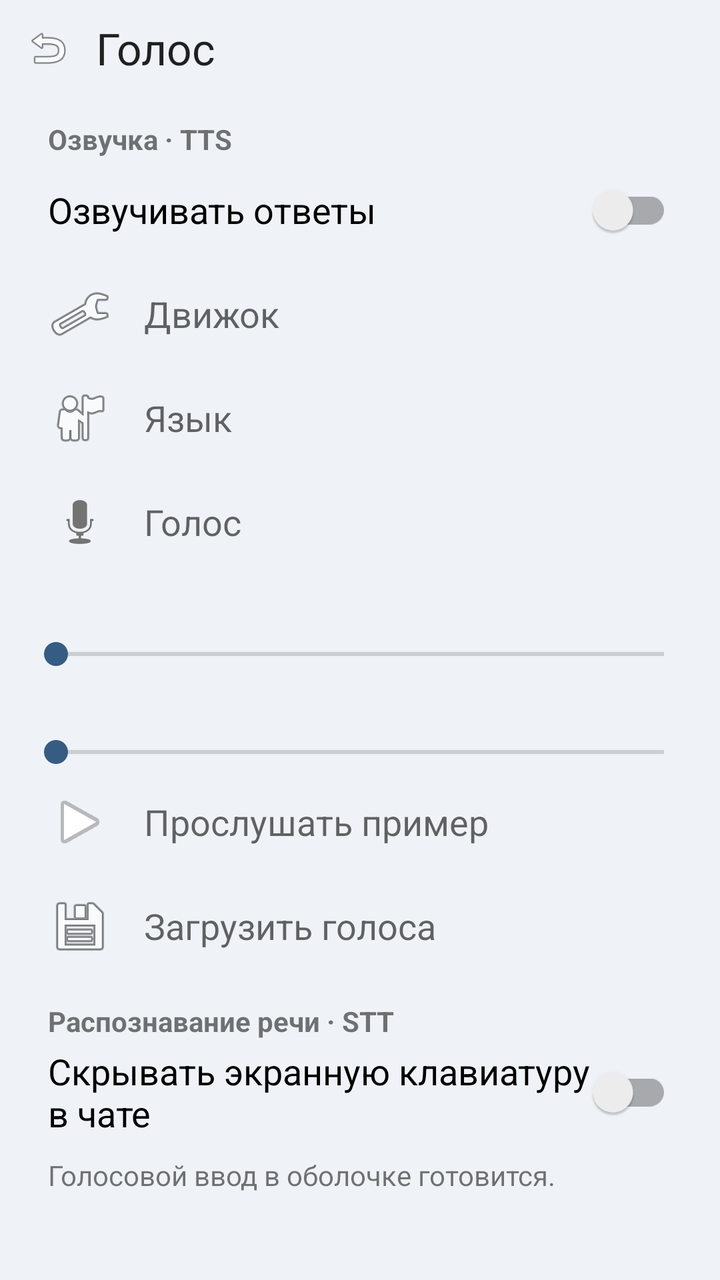
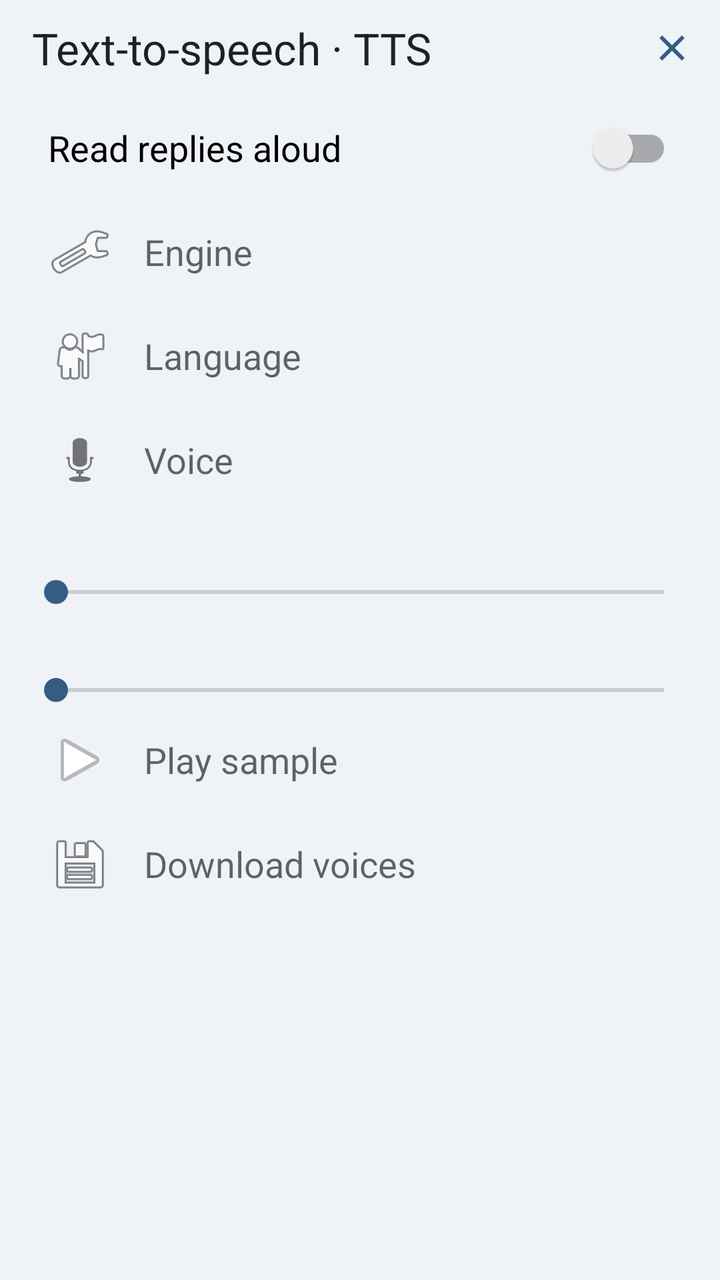

The first picture is an Android layout as it rendered before a commit; the second is the same layout after the commit. The layout source and the unified diff follow.
<!-- AndroidManifest.xml: application theme Theme.AILamp -->
<!-- res/layout/activity_tts_settings.xml -->
<?xml version="1.0" encoding="utf-8"?>
<LinearLayout xmlns:android="http://schemas.android.com/apk/res/android"
    android:layout_width="match_parent"
    android:layout_height="match_parent"
    android:background="@color/shell_surface"
    android:orientation="vertical">

    <LinearLayout
        android:layout_width="match_parent"
        android:layout_height="wrap_content"
        android:gravity="center_vertical"
        android:orientation="horizontal">

        <ImageButton
            android:id="@+id/voice_back"
            style="@style/EditorAction"
            android:contentDescription="Назад к чату"
            android:src="@android:drawable/ic_menu_revert" />

        <TextView
            android:layout_width="0dp"
            android:layout_height="wrap_content"
            android:layout_weight="1"
            android:accessibilityHeading="true"
            android:text="@string/voice_settings_title"
            android:textAppearance="?android:attr/textAppearanceLarge" />

    </LinearLayout>

    <ScrollView
        android:layout_width="match_parent"
        android:layout_height="0dp"
        android:layout_weight="1">

        <LinearLayout
            android:layout_width="match_parent"
            android:layout_height="wrap_content"
            android:orientation="vertical"
            android:paddingHorizontal="12dp"
            android:paddingBottom="12dp">

            <TextView
                style="@style/ShellSectionHeading"
                android:text="Озвучка · TTS" />

            <androidx.appcompat.widget.SwitchCompat
                android:id="@+id/voice_enabled"
                android:layout_width="match_parent"
                android:layout_height="wrap_content"
                android:minHeight="52dp"
                android:paddingHorizontal="12dp"
                android:text="Озвучивать ответы"
                android:textAppearance="?android:attr/textAppearanceMedium" />

            <Button
                android:id="@+id/voice_engine"
                style="@style/ShellAction"
                android:drawableStart="@android:drawable/ic_menu_preferences"
                android:text="Движок" />

            <Button
                android:id="@+id/voice_language"
                style="@style/ShellAction"
                android:drawableStart="@android:drawable/ic_menu_myplaces"
                android:text="Язык" />

            <Button
                android:id="@+id/voice_selection"
                style="@style/ShellAction"
                android:drawableStart="@android:drawable/ic_btn_speak_now"
                android:text="Голос" />

            <TextView
                android:id="@+id/voice_rate_label"
                style="@style/ShellSectionHeading" />

            <SeekBar
                android:id="@+id/voice_rate"
                android:layout_width="match_parent"
                android:layout_height="wrap_content"
                android:contentDescription="Скорость речи" />

            <TextView
                android:id="@+id/voice_pitch_label"
                style="@style/ShellSectionHeading" />

            <SeekBar
                android:id="@+id/voice_pitch"
                android:layout_width="match_parent"
                android:layout_height="wrap_content"
                android:contentDescription="Высота тона" />

            <Button
                android:id="@+id/voice_preview"
                style="@style/ShellAction"
                android:drawableStart="@android:drawable/ic_media_play"
                android:text="Прослушать пример" />

            <Button
                android:id="@+id/voice_data"
                style="@style/ShellAction"
                android:drawableStart="@android:drawable/ic_menu_save"
                android:text="Загрузить голоса" />

            <TextView
                android:id="@+id/voice_status"
                style="@style/ShellSectionHeading"
                android:accessibilityLiveRegion="polite"
                android:visibility="gone" />

            <TextView
                style="@style/ShellSectionHeading"
                android:text="Распознавание речи · STT" />

            <androidx.appcompat.widget.SwitchCompat
                android:id="@+id/voice_hide_keyboard"
                android:layout_width="match_parent"
                android:layout_height="wrap_content"
                android:minHeight="52dp"
                android:paddingHorizontal="12dp"
                android:text="Скрывать экранную клавиатуру в чате"
                android:textAppearance="?android:attr/textAppearanceMedium" />

            <TextView
                android:layout_width="match_parent"
                android:layout_height="wrap_content"
                android:paddingStart="12dp"
                android:paddingTop="6dp"
                android:text="Голосовой ввод в оболочке готовится." />

        </LinearLayout>
    </ScrollView>
</LinearLayout>
<!-- resources referenced by this layout -->
<resources>
  <color name="shell_surface">#EFF3F8</color>
  <string name="voice_settings_title">Голос</string>
  <style name="EditorAction">
          <item name="android:layout_width">48dp</item>
          <item name="android:layout_height">48dp</item>
          <item name="android:background">?attr/selectableItemBackgroundBorderless</item>
          <item name="android:padding">12dp</item>
          <item name="android:scaleType">fitCenter</item>
      </style>
  <style name="ShellAction">
          <item name="android:layout_width">match_parent</item>
          <item name="android:layout_height">wrap_content</item>
          <item name="android:minHeight">52dp</item>
          <item name="android:background">?attr/selectableItemBackground</item>
          <item name="android:drawablePadding">16dp</item>
          <item name="android:gravity">start|center_vertical</item>
          <item name="android:paddingHorizontal">12dp</item>
          <item name="android:textAllCaps">false</item>
          <item name="android:textAppearance">?android:attr/textAppearanceMedium</item>
      </style>
  <style name="ShellSectionHeading">
          <item name="android:layout_width">match_parent</item>
          <item name="android:layout_height">wrap_content</item>
          <item name="android:accessibilityHeading">true</item>
          <item name="android:paddingTop">12dp</item>
          <item name="android:paddingStart">12dp</item>
          <item name="android:textAppearance">?android:attr/textAppearanceSmall</item>
          <item name="android:textStyle">bold</item>
      </style>
  <style name="Theme.AILamp" parent="Theme.AppCompat.Light.NoActionBar">
          <item name="android:colorBackground">@color/shell_surface</item>
          <item name="android:windowBackground">@color/shell_surface</item>
          <item name="colorAccent">@color/shell_accent</item>
      </style>
  <color name="shell_accent">#365C83</color>
</resources>

<!-- the commit's change to res/layout/activity_tts_settings.xml (unified diff, before → after) -->
@@ -9,21 +9,23 @@
         android:layout_width="match_parent"
         android:layout_height="wrap_content"
         android:gravity="center_vertical"
-        android:orientation="horizontal">
-
-        <ImageButton
-            android:id="@+id/voice_back"
-            style="@style/EditorAction"
-            android:contentDescription="Назад к чату"
-            android:src="@android:drawable/ic_menu_revert" />
+        android:layoutDirection="ltr"
+        android:orientation="horizontal"
+        android:paddingLeft="16dp">
 
         <TextView
             android:layout_width="0dp"
             android:layout_height="wrap_content"
             android:layout_weight="1"
             android:accessibilityHeading="true"
-            android:text="@string/voice_settings_title"
+            android:text="@string/tts_heading"
             android:textAppearance="?android:attr/textAppearanceLarge" />
+
+        <ImageButton
+            android:id="@+id/voice_back"
+            style="@style/EditorAction"
+            android:contentDescription="@string/back_to_settings"
+            android:src="@drawable/ic_shell_close" />
 
     </LinearLayout>
 
@@ -39,36 +41,32 @@
             android:paddingHorizontal="12dp"
             android:paddingBottom="12dp">
 
-            <TextView
-                style="@style/ShellSectionHeading"
-                android:text="Озвучка · TTS" />
-
             <androidx.appcompat.widget.SwitchCompat
                 android:id="@+id/voice_enabled"
                 android:layout_width="match_parent"
                 android:layout_height="wrap_content"
                 android:minHeight="52dp"
                 android:paddingHorizontal="12dp"
-                android:text="Озвучивать ответы"
+                android:text="@string/tts_enabled"
                 android:textAppearance="?android:attr/textAppearanceMedium" />
 
             <Button
                 android:id="@+id/voice_engine"
                 style="@style/ShellAction"
                 android:drawableStart="@android:drawable/ic_menu_preferences"
-                android:text="Движок" />
+                android:text="@string/tts_engine" />
 
             <Button
                 android:id="@+id/voice_language"
                 style="@style/ShellAction"
                 android:drawableStart="@android:drawable/ic_menu_myplaces"
-                android:text="Язык" />
+                android:text="@string/tts_language" />
 
             <Button
                 android:id="@+id/voice_selection"
                 style="@style/ShellAction"
                 android:drawableStart="@android:drawable/ic_btn_speak_now"
-                android:text="Голос" />
+                android:text="@string/tts_voice" />
 
             <TextView
                 android:id="@+id/voice_rate_label"
@@ -78,7 +76,7 @@
                 android:id="@+id/voice_rate"
                 android:layout_width="match_parent"
                 android:layout_height="wrap_content"
-                android:contentDescription="Скорость речи" />
+                android:contentDescription="@string/tts_rate" />
 
             <TextView
                 android:id="@+id/voice_pitch_label"
@@ -88,19 +86,19 @@
                 android:id="@+id/voice_pitch"
                 android:layout_width="match_parent"
                 android:layout_height="wrap_content"
-                android:contentDescription="Высота тона" />
+                android:contentDescription="@string/tts_pitch" />
 
             <Button
                 android:id="@+id/voice_preview"
                 style="@style/ShellAction"
                 android:drawableStart="@android:drawable/ic_media_play"
-                android:text="Прослушать пример" />
+                android:text="@string/tts_preview" />
 
             <Button
                 android:id="@+id/voice_data"
                 style="@style/ShellAction"
                 android:drawableStart="@android:drawable/ic_menu_save"
-                android:text="Загрузить голоса" />
+                android:text="@string/tts_download" />
 
             <TextView
                 android:id="@+id/voice_status"
@@ -108,26 +106,6 @@
                 android:accessibilityLiveRegion="polite"
                 android:visibility="gone" />
 
-            <TextView
-                style="@style/ShellSectionHeading"
-                android:text="Распознавание речи · STT" />
-
-            <androidx.appcompat.widget.SwitchCompat
-                android:id="@+id/voice_hide_keyboard"
-                android:layout_width="match_parent"
-                android:layout_height="wrap_content"
-                android:minHeight="52dp"
-                android:paddingHorizontal="12dp"
-                android:text="Скрывать экранную клавиатуру в чате"
-                android:textAppearance="?android:attr/textAppearanceMedium" />
-
-            <TextView
-                android:layout_width="match_parent"
-                android:layout_height="wrap_content"
-                android:paddingStart="12dp"
-                android:paddingTop="6dp"
-                android:text="Голосовой ввод в оболочке готовится." />
-
         </LinearLayout>
     </ScrollView>
 </LinearLayout>
<!-- resource entries referenced after the edit -->
@@ -1,7 +1,26 @@
 <!-- resources referenced by this layout -->
 <resources>
   <color name="shell_surface">#EFF3F8</color>
-  <string name="voice_settings_title">Голос</string>
+  <!-- drawable ic_shell_close (drawable) -->
+  <vector xmlns:android="http://schemas.android.com/apk/res/android"
+      android:width="24dp"
+      android:height="24dp"
+      android:viewportWidth="24"
+      android:viewportHeight="24">
+      <path
+          android:fillColor="@color/shell_accent"
+          android:pathData="M18.3,7.1L16.9,5.7 12,10.6 7.1,5.7 5.7,7.1 10.6,12 5.7,16.9 7.1,18.3 12,13.4 16.9,18.3 18.3,16.9 13.4,12z" />
+  </vector>
+  <string name="back_to_settings">Back to settings</string>
+  <string name="tts_download">Download voices</string>
+  <string name="tts_enabled">Read replies aloud</string>
+  <string name="tts_engine">Engine</string>
+  <string name="tts_heading">Text-to-speech · TTS</string>
+  <string name="tts_language">Language</string>
+  <string name="tts_pitch">Pitch</string>
+  <string name="tts_preview">Play sample</string>
+  <string name="tts_rate">Speech rate</string>
+  <string name="tts_voice">Voice</string>
   <style name="EditorAction">
           <item name="android:layout_width">48dp</item>
           <item name="android:layout_height">48dp</item>
